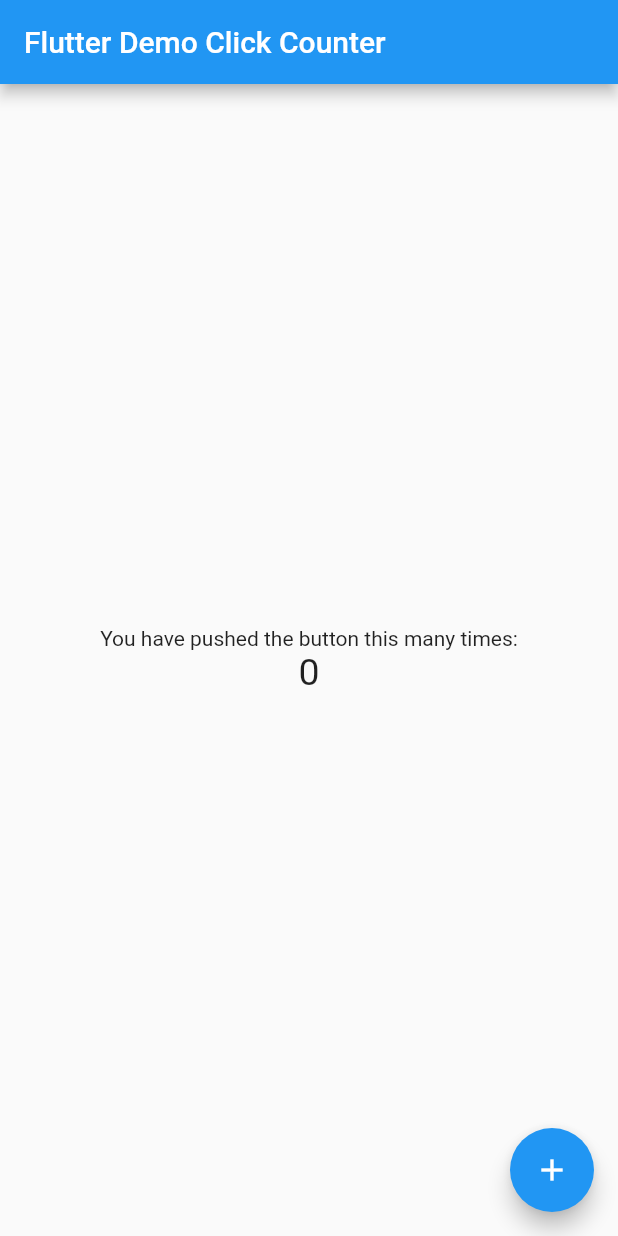
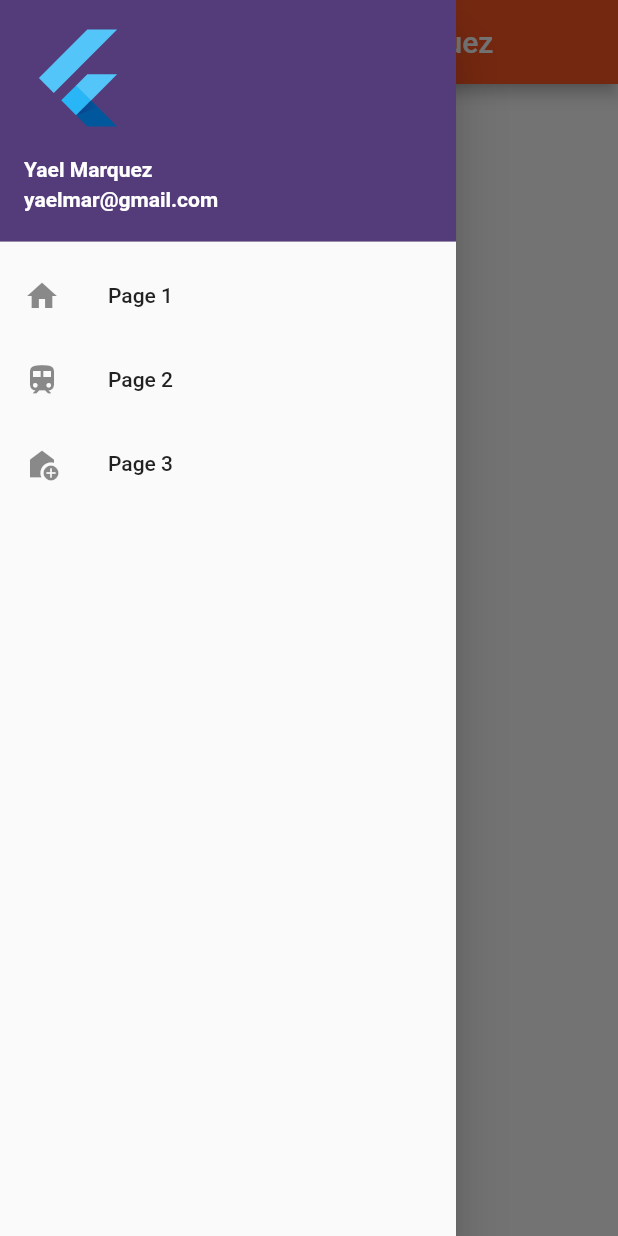
Before and after one commit to jaimeMarquezzz/DrawerFlutLab, a Flutter app: the screen it shows after launch, with the side drawer open (before the commit the screen has no drawer), on a phone screen of 412 x 824 dp. Run offline on Flutter 3.47's test engine with Material 2 defaults, Android fonts, the phone set to English and light mode, and no system bars.

Commit message:
drawer v2

```diff
--- a/lib/main.dart
+++ b/lib/main.dart
@@ -4,15 +4,16 @@ void main() => runApp(MyApp());
 
 class MyApp extends StatelessWidget {
   const MyApp({super.key});
-  static const String _title = 'Flutter Stateful Clicker Counter';
+  static const String _title = 'Drawer en Flutter ';
   // This widget is the root of your application.
   @override
   Widget build(BuildContext context) {
     return MaterialApp(
       title: _title,
       theme: ThemeData(
-        primarySwatch: Colors.blue,
+        primarySwatch: Colors.deepOrange,
       ),
+      debugShowCheckedModeBanner: false,
       home: MyHomePage(),
     );
   }
@@ -20,71 +21,77 @@ class MyApp extends StatelessWidget {
 
 class MyHomePage extends StatefulWidget {
   const MyHomePage({super.key});
-  // This widget is the home page of your application. It is stateful, meaning
-  // that it has a State object (defined below) that contains fields that affect
-  // how it looks.
-  // This class is the configuration for the state.
   @override
   _MyHomePageState createState() => _MyHomePageState();
 }
 
 class _MyHomePageState extends State<MyHomePage> {
-  int _counter = 0;
-
-  void _incrementCounter() {
-    setState(() {
-      // This call to setState tells the Flutter framework that something has
-      // changed in this State, which causes it to rerun the build method below
-      // so that the display can reflect the updated values. If we changed
-      // _counter without calling setState(), then the build method would not be
-      // called again, and so nothing would appear to happen.
-      _counter++;
-    });
-  }
-
   @override
   Widget build(BuildContext context) {
-    // This method is rerun every time setState is called, for instance as done
-    // by the _incrementCounter method above.
-    //
-    // The Flutter framework has been optimized to make rerunning build methods
-    // fast, so that you can just rebuild anything that needs updating rather
-    // than having to individually change instances of widgets.
     return Scaffold(
       appBar: AppBar(
-        // Here we take the value from the MyHomePage object that was created by
-        // the App.build method, and use it to set our appbar title.
-        title: Text('Flutter Demo Click Counter'),
+        title: Text('Actividad  3 Drawer Marquez'),
       ),
-      body: Center(
-        // Center is a layout widget. It takes a single child and positions it
-        // in the middle of the parent.
-        child: Column(
-          // Column is also a layout widget. It takes a list of children and
-          // arranges them vertically. By default, it sizes itself to fit its
-          // children horizontally, and tries to be as tall as its parent.
-          //
-          // Column has various properties to control how it sizes itself and
-          // how it positions its children. Here we use mainAxisAlignment to
-          // center the children vertically; the main axis here is the vertical
-          // axis because Columns are vertical (the cross axis would be
-          // horizontal).
-          mainAxisAlignment: MainAxisAlignment.center,
-          children: <Widget>[
-            Text(
-              'You have pushed the button this many times:',
+      drawer: Drawer(
+        child: ListView(
+          // Important: Remove any padding from the ListView.
+          padding: EdgeInsets.zero,
+          children: [
+            const UserAccountsDrawerHeader(
+// <-- SEE HERE
+              decoration: BoxDecoration(color: const Color(0xff543c7a)),
+              accountName: Text(
+                "Yael Marquez",
+                style: TextStyle(
+                  fontWeight: FontWeight.bold,
+                ),
+              ),
+              accountEmail: Text(
+                "yaelmar@gmail.com",
+                style: TextStyle(
+                  fontWeight: FontWeight.bold,
+                ),
+              ),
+              currentAccountPicture: FlutterLogo(),
             ),
-            Text(
-              '$_counter',
-              style: TextStyle(fontSize: 25),
+            ListTile(
+              leading: Icon(
+                Icons.home,
+              ),
+              title: const Text('Page 1'),
+              onTap: () {
+                Navigator.pop(context);
+              },
+            ),
+            ListTile(
+              leading: Icon(
+                Icons.train,
+              ),
+              title: const Text('Page 2'),
+              onTap: () {
+                Navigator.pop(context);
+              },
+            ),
+            ListTile(
+              leading: Icon(
+                Icons.add_home,
+              ),
+              title: const Text('Page 3'),
+              onTap: () {
+                Navigator.pop(context);
+              },
             ),
           ],
         ),
       ),
-      floatingActionButton: FloatingActionButton(
-        onPressed: _incrementCounter,
-        tooltip: 'Increment',
-        child: Icon(Icons.add),
+      body: Center(
+        child: Column(
+          children: [
+            SizedBox(
+              height: 50,
+            ),
+          ],
+        ),
       ),
     );
   }
```
